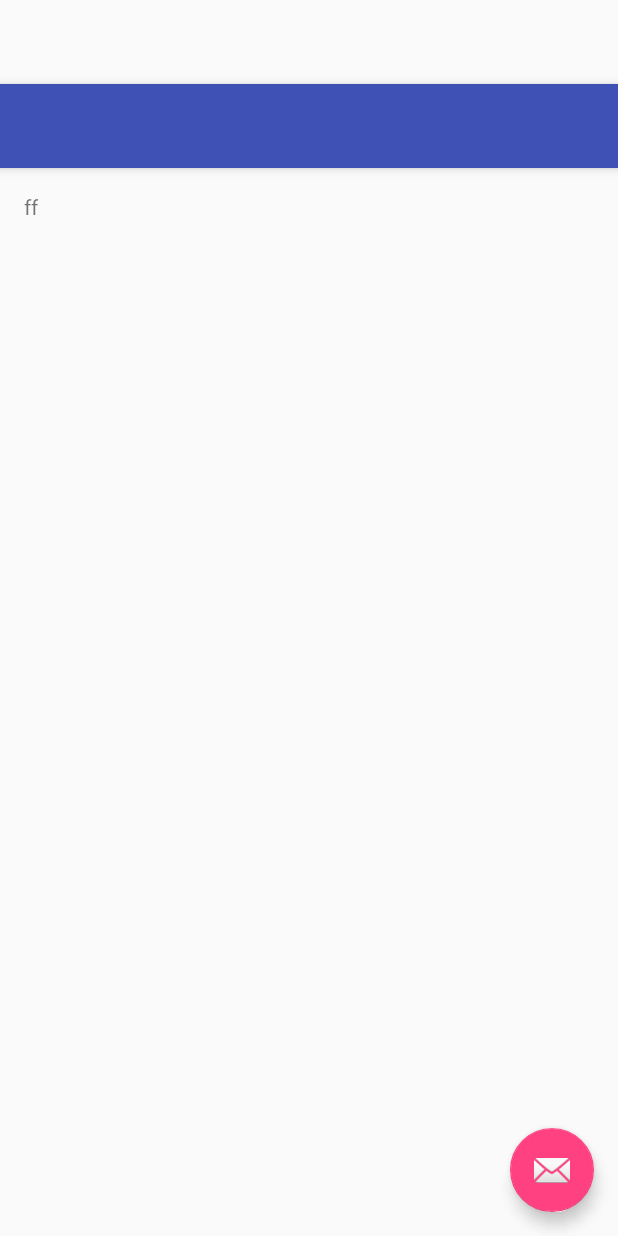
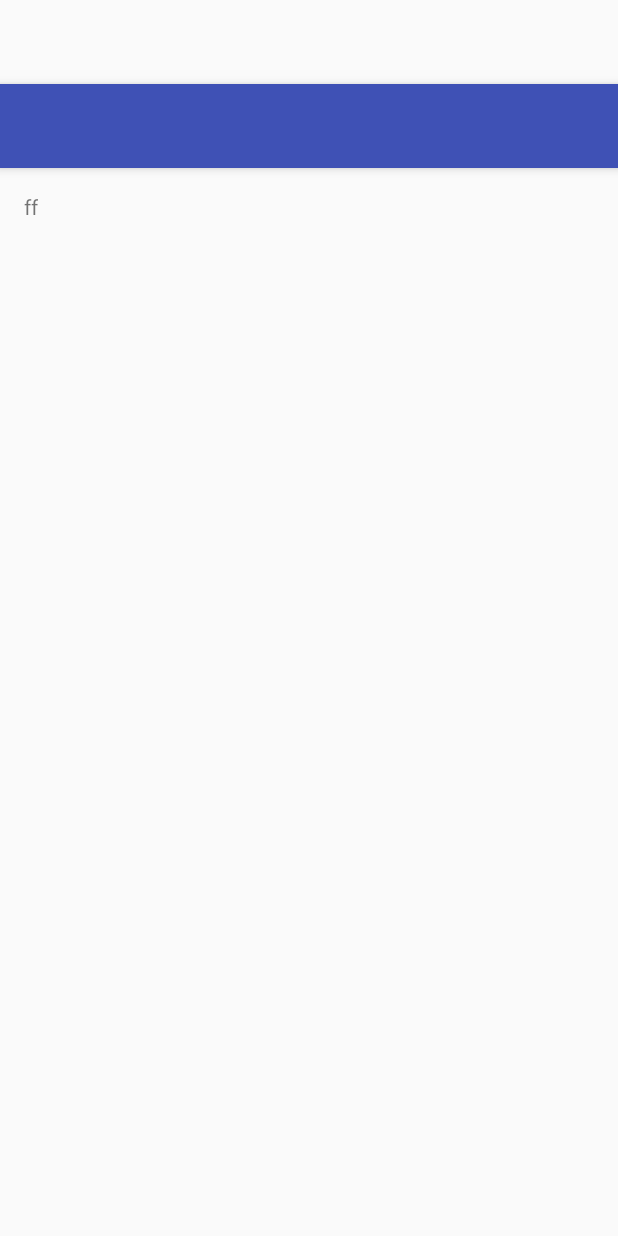
Before and after one commit to intxcc/OwnTrack, an Android app: the layout activity_main.xml on its own in the app's theme, with its tools: preview values and no code run, on a phone screen of 412 x 824 dp. Run offline under Robolectric (Android 15) with nearby library versions, the phone set to English and light mode, and no system bars.

Commit message:
Reduced start layout to minimum

```diff
--- a/app/src/main/res/layout/activity_main.xml
+++ b/app/src/main/res/layout/activity_main.xml
@@ -23,12 +23,4 @@
 
     <include layout="@layout/content_main" />
 
-    <android.support.design.widget.FloatingActionButton
-        android:id="@+id/fab"
-        android:layout_width="wrap_content"
-        android:layout_height="wrap_content"
-        android:layout_gravity="bottom|end"
-        android:layout_margin="@dimen/fab_margin"
-        android:src="@android:drawable/ic_dialog_email" />
-
 </android.support.design.widget.CoordinatorLayout>
--- a/app/src/main/res/menu/menu_main.xml
+++ b/app/src/main/res/menu/menu_main.xml
@@ -2,9 +2,4 @@
     xmlns:app="http://schemas.android.com/apk/res-auto"
     xmlns:tools="http://schemas.android.com/tools"
     tools:context="cc.intx.owntrack.MainActivity">
-    <item
-        android:id="@+id/action_settings"
-        android:orderInCategory="100"
-        android:title="@string/action_settings"
-        app:showAsAction="never" />
 </menu>
```
Also changed, not shown: app/src/main/java/cc/intx/owntrack/MainActivity.java (+0 -30 lines).
